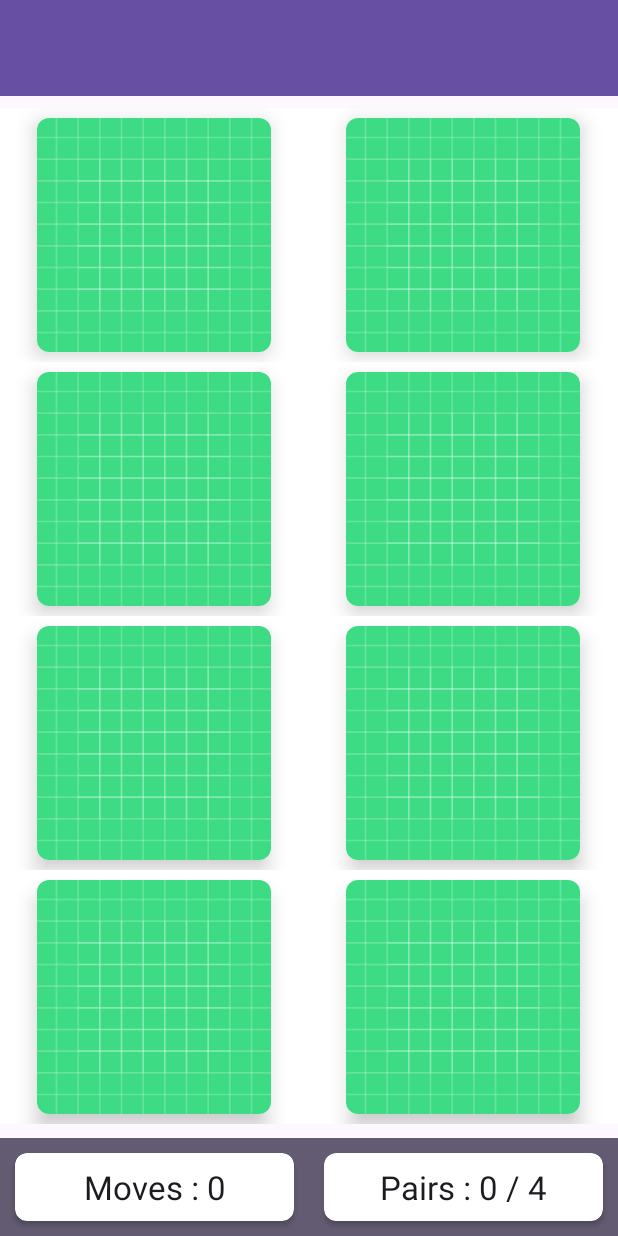
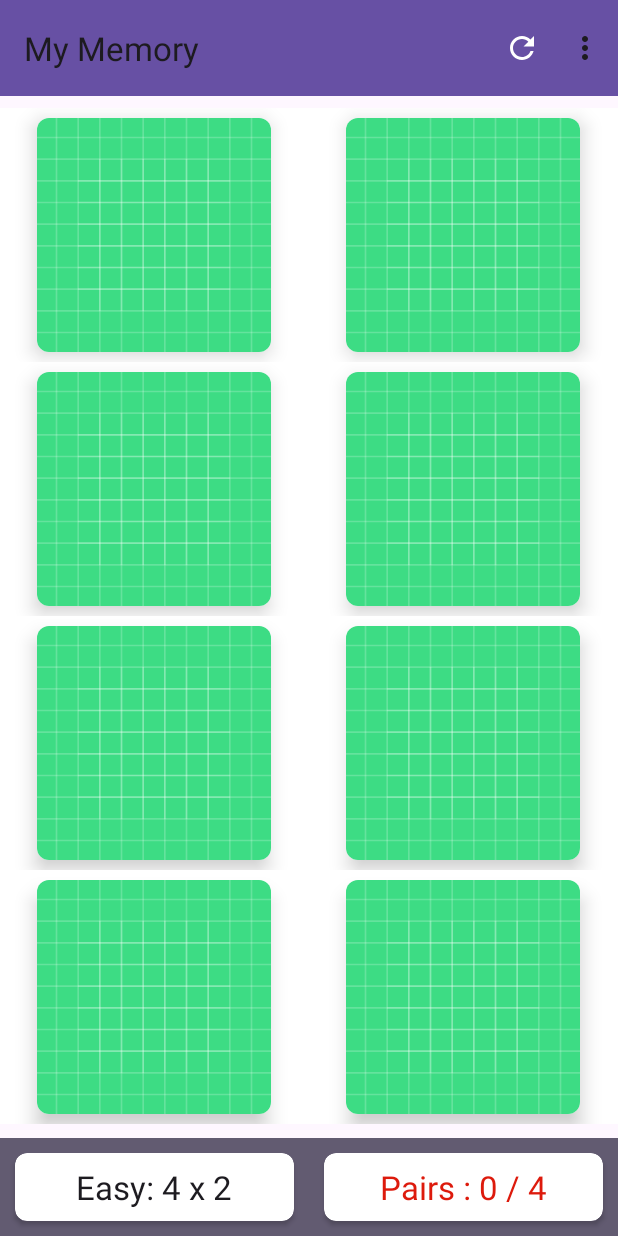
Before and after one commit to Joceima/my_memory_not_mine, an Android app: the screen it shows after launch (MainActivity), on a phone screen of 412 x 824 dp. Run offline under Robolectric (Android 15) with nearby library versions, the phone set to English and light mode, and no system bars.

Commit message:
third commit, we can play now

```diff
--- /dev/null
+++ b/app/src/main/res/drawable/ic_refresh.xml
@@ -0,0 +1,5 @@
+<vector android:height="24dp" android:tint="#FFF"
+    android:viewportHeight="24" android:viewportWidth="24"
+    android:width="24dp" xmlns:android="http://schemas.android.com/apk/res/android">
+    <path android:fillColor="@android:color/white" android:pathData="M17.65,6.35C16.2,4.9 14.21,4 12,4c-4.42,0 -7.99,3.58 -7.99,8s3.57,8 7.99,8c3.73,0 6.84,-2.55 7.73,-6h-2.08c-0.82,2.33 -3.04,4 -5.65,4 -3.31,0 -6,-2.69 -6,-6s2.69,-6 6,-6c1.66,0 3.14,0.69 4.22,1.78L13,11h7V4l-2.35,2.35z"/>
+</vector>
--- a/app/src/main/res/layout/activity_main.xml
+++ b/app/src/main/res/layout/activity_main.xml
@@ -8,6 +8,7 @@
     tools:context=".MainActivity">
 
     <!-- Tool bar-->
+
     <com.google.android.material.appbar.AppBarLayout
         android:id="@+id/appBarLayout"
         android:layout_width="0dp"
@@ -19,13 +20,15 @@
         <androidx.appcompat.widget.Toolbar
             android:id="@+id/toolbar"
             android:layout_width="match_parent"
-            android:layout_height="wrap_content"
+            android:layout_height="match_parent"
             android:background="?attr/colorPrimary"
             android:minHeight="?attr/actionBarSize"
             android:theme="?attr/actionBarTheme"
             tools:layout_editor_absoluteX="0dp"
             tools:layout_editor_absoluteY="0dp" />
+
     </com.google.android.material.appbar.AppBarLayout>
+
     <!--Tool bar-->
 
     <LinearLayout
--- /dev/null
+++ b/app/src/main/res/menu/menu_main.xml
@@ -0,0 +1,15 @@
+<?xml version="1.0" encoding="utf-8"?>
+<menu xmlns:app="http://schemas.android.com/apk/res-auto"
+    xmlns:android="http://schemas.android.com/apk/res/android">
+
+    <item
+        android:id="@+id/mi_new_size"
+        android:title="Choose new size"
+        app:showAsAction="never" />
+    <item
+        android:id="@+id/mi_refresh"
+        android:icon="@drawable/ic_refresh"
+        android:title="Refresh"
+        android:visible="true"
+        app:showAsAction="always" />
+</menu>
--- a/app/src/main/res/values/colors.xml
+++ b/app/src/main/res/values/colors.xml
@@ -3,4 +3,6 @@
     <color name="black">#FF000000</color>
     <color name="white">#FFFFFFFF</color>
     <color name="color_gray">#E0E0E0</color>
+    <color name="color_progress_none">#DD1A0C</color>
+    <color name="color_progress_full">#4CAF50</color>
 </resources>
```
Also changed, not shown: app/src/main/java/com/joceima/mymemory/MainActivity.kt (+112 -3 lines), app/src/main/res/layout/dialog_board_size.xml (added, +37 -0 lines).
